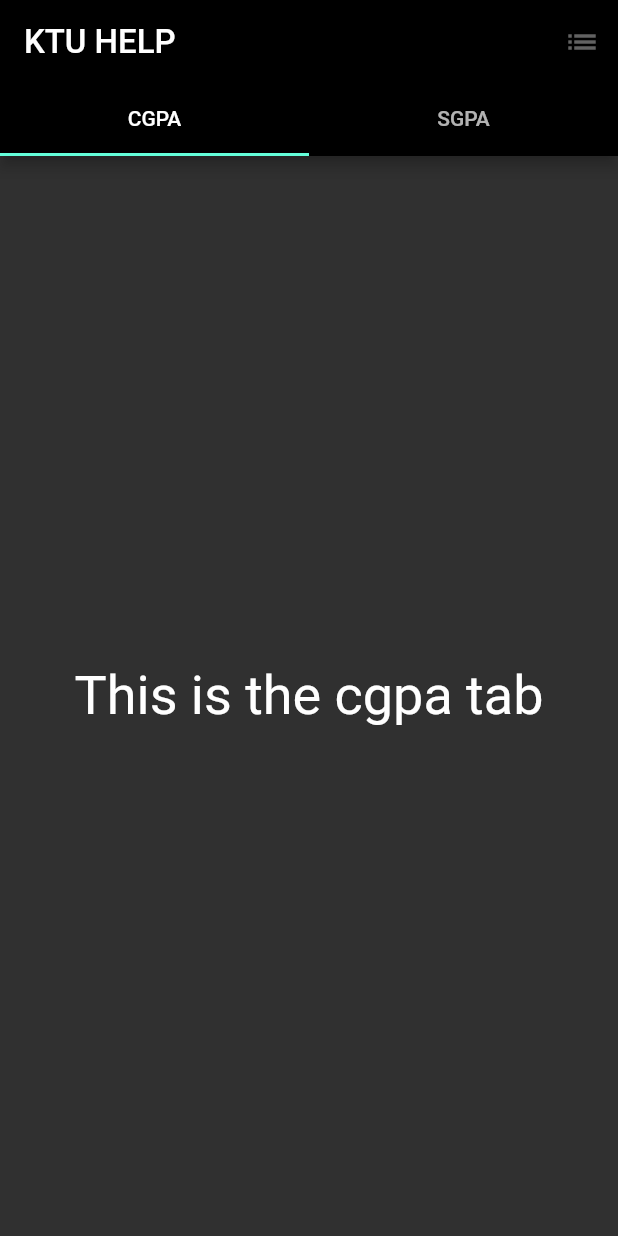
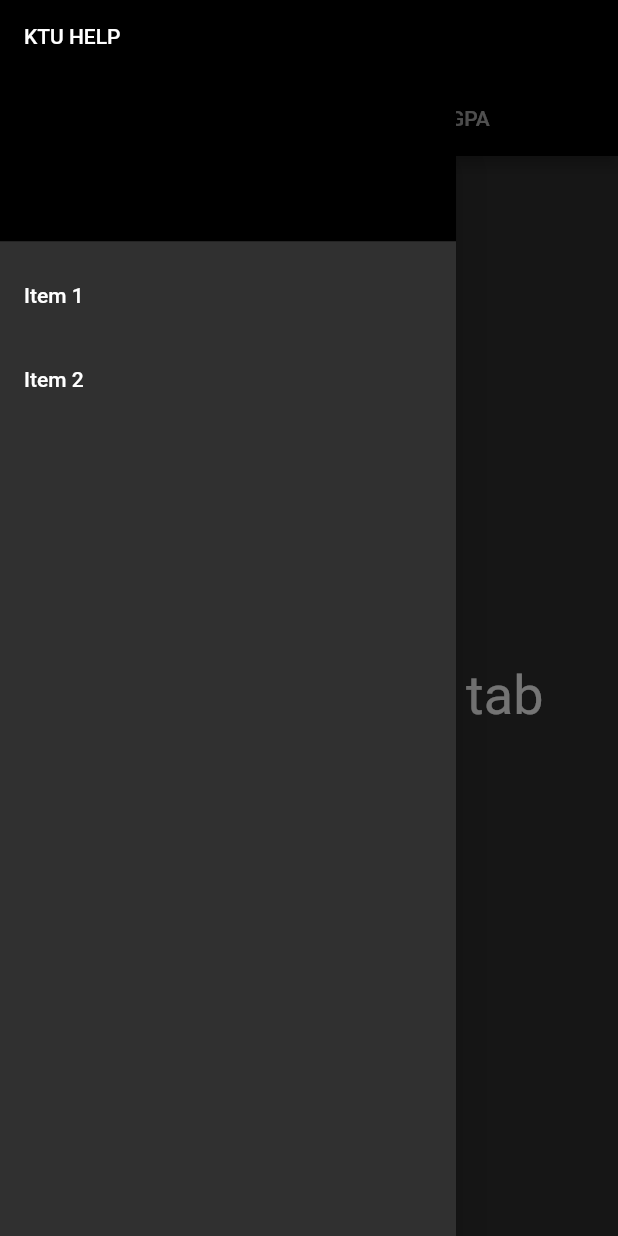
Before and after one commit to Kemosabe2911/ktu_app_flutter, a Flutter app: the screen it shows after launch, with the side drawer open (before the commit the screen has no drawer), on a phone screen of 412 x 824 dp. Run offline on Flutter 3.47's test engine with Material 2 defaults, Android fonts, the phone set to English and light mode, and no system bars.

```diff
--- a/ktu_help/lib/main.dart
+++ b/ktu_help/lib/main.dart
@@ -60,8 +60,7 @@ class _MyTabbedPageState extends State<MyTabbedPage> with SingleTickerProviderSt
   Widget build(BuildContext context) {
     return Scaffold(
       appBar: AppBar(
-        title: Text('KTU HELP',style: TextStyle(fontSize: 22.0),),
-        actions: <Widget>[IconButton(icon: Icon(Icons.list), onPressed: null)],
+        title: Text('KTU HELP',style: TextStyle(fontSize: 24.0),),
         bottom: TabBar(
           controller: _tabController,
           tabs: myTabs,
@@ -79,6 +78,41 @@ class _MyTabbedPageState extends State<MyTabbedPage> with SingleTickerProviderSt
           );
         }).toList(),
       ),
+      drawer: Drawer(
+        // Add a ListView to the drawer. This ensures the user can scroll
+        // through the options in the drawer if there isn't enough vertical
+        // space to fit everything.
+        child: ListView(
+          // Important: Remove any padding from the ListView.
+          padding: EdgeInsets.zero,
+          children: <Widget>[
+            DrawerHeader(
+              child: Text('KTU HELP'),
+              decoration: BoxDecoration(
+                color: Colors.black,
+              ),
+            ),
+            ListTile(
+              title: Text('Item 1'),
+              onTap: () {
+                // Update the state of the app
+                // ...
+                // Then close the drawer
+                Navigator.pop(context);
+              },
+            ),
+            ListTile(
+              title: Text('Item 2'),
+              onTap: () {
+                // Update the state of the app
+                // ...
+                // Then close the drawer
+                Navigator.pop(context);
+              },
+            ),
+          ],
+        ),
+      ),
     );
   }
 }
```
